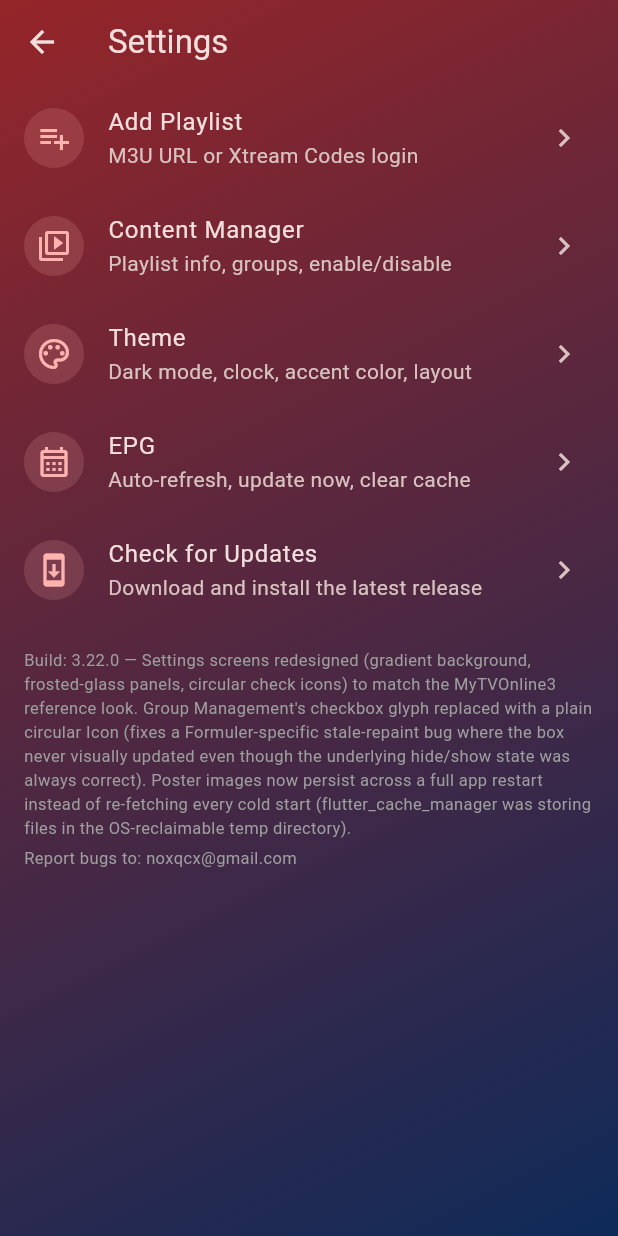
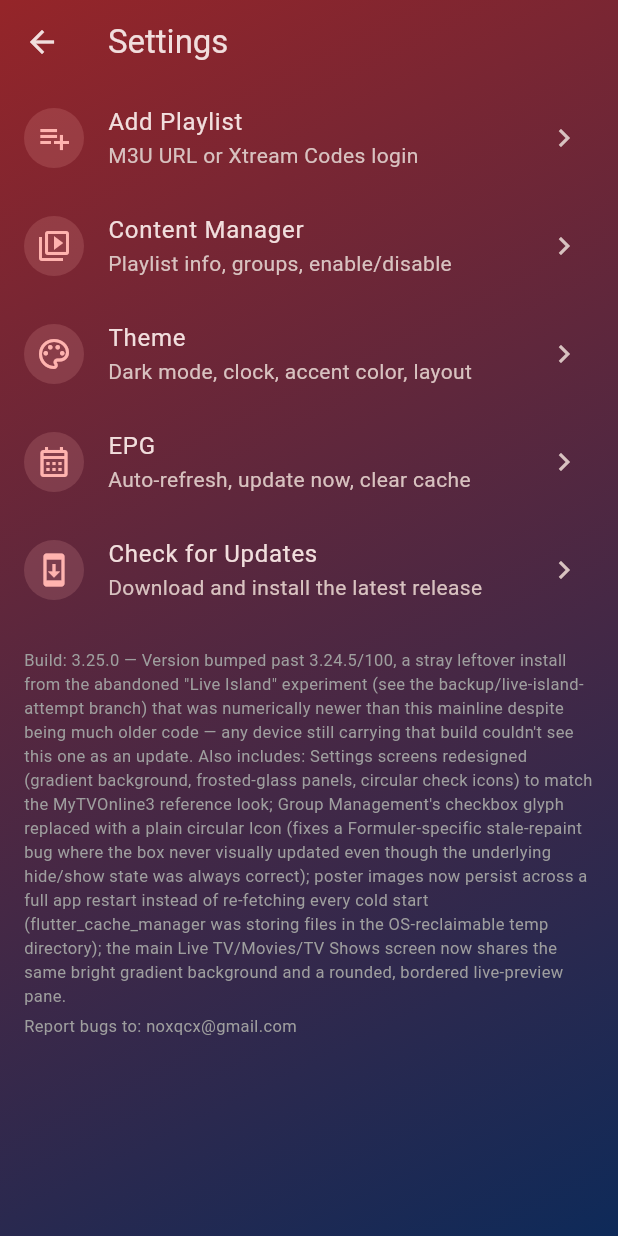
Before and after one commit to NoXqc/NoXPlayer, a Flutter app: the SettingsMenuScreen screen opened directly, on a phone screen of 412 x 824 dp. Run offline on Flutter 3.47's test engine with Material 3 defaults, Android fonts, the phone set to English and light mode, and no system bars; our stand-ins replace cached_network_image, file, flutter_cache_manager, package_info_plus, shared_preferences, sqflite and 1 more; missing offline and left inert: video_player_hdr; accounts and stored records are empty; statements that could not run were skipped.

Commit message:
Bump to v3.25.0+101 to supersede a stray leftover install (v3.24.5/100)
A leftover Live Island-experiment build (see backup/live-island-attempt)
was numerically newer than this mainline despite being much older code,
so a device still carrying it couldn't see this line's releases as an
update. Renumbering above it fixes that for any device in that state
without requiring a manual uninstall.

Co-Authored-By: Claude Sonnet 5 <noreply@anthropic.com>
Claude-Session: https://claude.ai/code/session_01CRagFfQFc5FMtj7u9cVpVs

```diff
--- a/lib/utils/constants.dart
+++ b/lib/utils/constants.dart
@@ -34,15 +34,22 @@ class AppConstants {
   /// the user just "installed" the new file) — this reads whatever code
   /// is actually running, independent of any of that.
   static const String buildMarker =
-      '3.22.0 — Settings screens redesigned (gradient background, '
+      '3.25.0 — Version bumped past 3.24.5/100, a stray leftover install '
+      'from the abandoned "Live Island" experiment (see the '
+      'backup/live-island-attempt branch) that was numerically newer '
+      'than this mainline despite being much older code — any device '
+      'still carrying that build couldn\'t see this one as an update. '
+      'Also includes: Settings screens redesigned (gradient background, '
       'frosted-glass panels, circular check icons) to match the '
-      'MyTVOnline3 reference look. Group Management\'s checkbox glyph '
+      'MyTVOnline3 reference look; Group Management\'s checkbox glyph '
       'replaced with a plain circular Icon (fixes a Formuler-specific '
       'stale-repaint bug where the box never visually updated even '
-      'though the underlying hide/show state was always correct). '
-      'Poster images now persist across a full app restart instead of '
+      'though the underlying hide/show state was always correct); '
+      'poster images now persist across a full app restart instead of '
       're-fetching every cold start (flutter_cache_manager was storing '
-      'files in the OS-reclaimable temp directory).';
+      'files in the OS-reclaimable temp directory); the main Live '
+      'TV/Movies/TV Shows screen now shares the same bright gradient '
+      'background and a rounded, bordered live-preview pane.';
 
   // SharedPreferences keys.
   static const String keyM3uUrl = 'nox_m3u_url';
--- a/pubspec.yaml
+++ b/pubspec.yaml
@@ -1,7 +1,7 @@
 name: nox_iptv
 description: "NoX IPTV - an M3U/EPG IPTV player for Android phones, boxes, and Firesticks."
 publish_to: 'none'
-version: 3.22.0+82
+version: 3.25.0+101
 
 environment:
   sdk: '>=3.3.0 <4.0.0'
```
